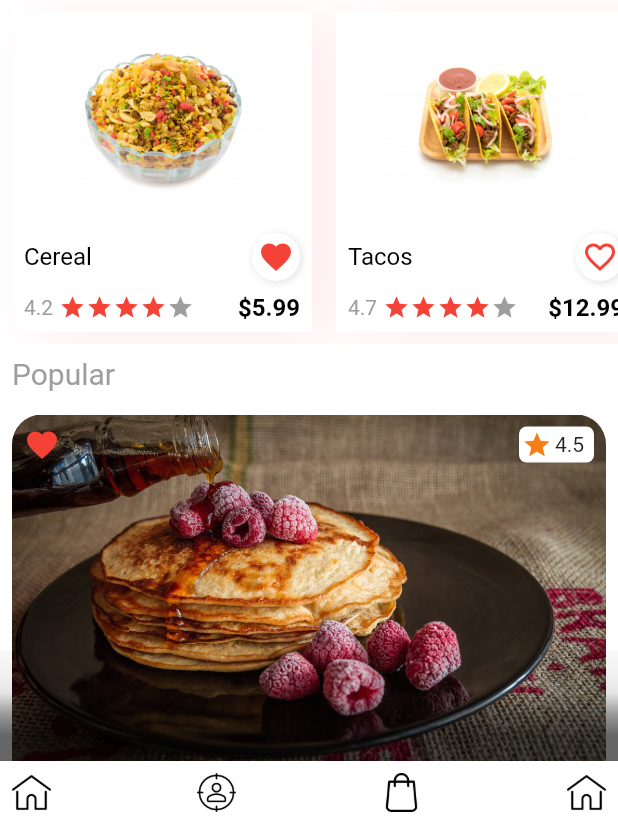
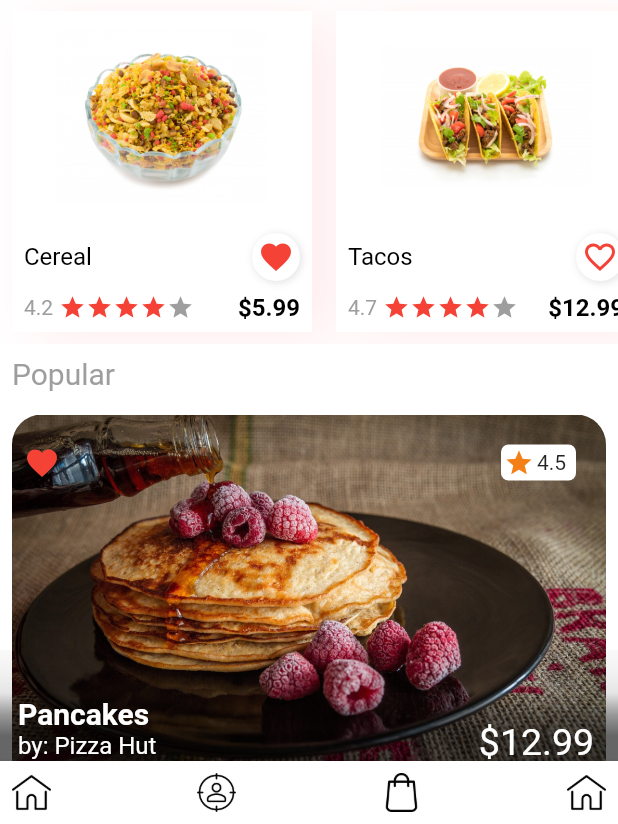
Before and after one commit to PatrickChow0803/Flutter_Food, a Flutter app: the screen it shows after launch, on a phone screen of 412 x 824 dp, the part 412-1236 px from its top. Run offline on Flutter 3.47's test engine with Material 2 defaults, Android fonts, the phone set to English and light mode, and no system bars.

Commit message:
Added information to the popular food image

```diff
--- a/lib/src/screens/home.dart
+++ b/lib/src/screens/home.dart
@@ -115,7 +115,7 @@ class _HomeState extends State<Home> {
                         ),
                       ),
                       Padding(
-                        padding: EdgeInsets.all(8.0),
+                        padding: EdgeInsets.all(20.0),
                         child: Container(
                             width: 50,
                             decoration: BoxDecoration(
@@ -132,12 +132,13 @@ class _HomeState extends State<Home> {
                     ],
                   ),
                 ),
+                // Positioned.fill occupies all of the space within the stack
+                // it is used to be more easy to place widgets
                 Positioned.fill(
                   child: Align(
                     alignment: Alignment.bottomCenter,
                     child: Container(
                       height: 100,
-                      //test
                       decoration: BoxDecoration(
                           borderRadius: BorderRadius.only(bottomLeft: Radius.circular(20)),
                           gradient: LinearGradient(
@@ -153,6 +154,40 @@ class _HomeState extends State<Home> {
                                 Colors.black.withOpacity(.05),
                                 Colors.black.withOpacity(.025),
                               ])),
+                    ),
+                  ),
+                ),
+                Positioned.fill(
+                  child: Align(
+                    alignment: Alignment.bottomCenter,
+                    child: Row(
+                      mainAxisAlignment: MainAxisAlignment.spaceBetween,
+                      children: [
+                        Padding(
+                          padding: EdgeInsets.fromLTRB(12, 8, 8, 8),
+                          child: RichText(
+                            text: TextSpan(children: [
+                              TextSpan(
+                                  text: "Pancakes \n",
+                                  style: TextStyle(fontSize: 20, fontWeight: FontWeight.bold)),
+                              TextSpan(
+                                  text: "by: ",
+                                  style: TextStyle(fontSize: 16, fontWeight: FontWeight.normal)),
+                              TextSpan(
+                                  text: "Pizza Hut \n",
+                                  style: TextStyle(fontSize: 16, fontWeight: FontWeight.normal)),
+                            ]),
+                          ),
+                        ),
+                        Padding(
+                          padding: EdgeInsets.all(16.0),
+                          child: CustomText(
+                            text: "\$12.99",
+                            colors: Colors.white,
+                            size: 25.0,
+                          ),
+                        )
+                      ],
                     ),
                   ),
                 )
```
